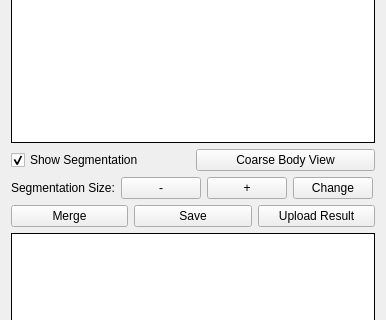
Above: neurolabi/gui/flyem/flyemproofcontrolform.ui from janelia-flyem/NeuTu before the change; both pictures show x 0 to 386 and y 88 to 408 of the 386 by 539 pixel window. Below: the same form after it.
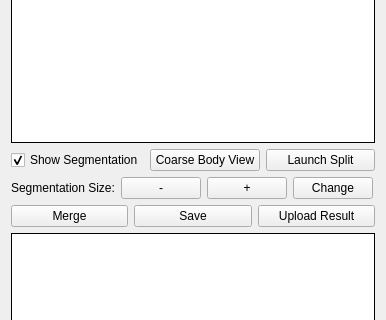
That is the form after the change.

Diff of the .ui file:
```diff
--- a/neurolabi/gui/flyem/flyemproofcontrolform.ui
+++ b/neurolabi/gui/flyem/flyemproofcontrolform.ui
@@ -62,6 +62,13 @@
        </property>
       </widget>
      </item>
+     <item>
+      <widget class="QPushButton" name="splitPushButton">
+       <property name="text">
+        <string>Launch Split</string>
+       </property>
+      </widget>
+     </item>
     </layout>
    </item>
    <item>
```
